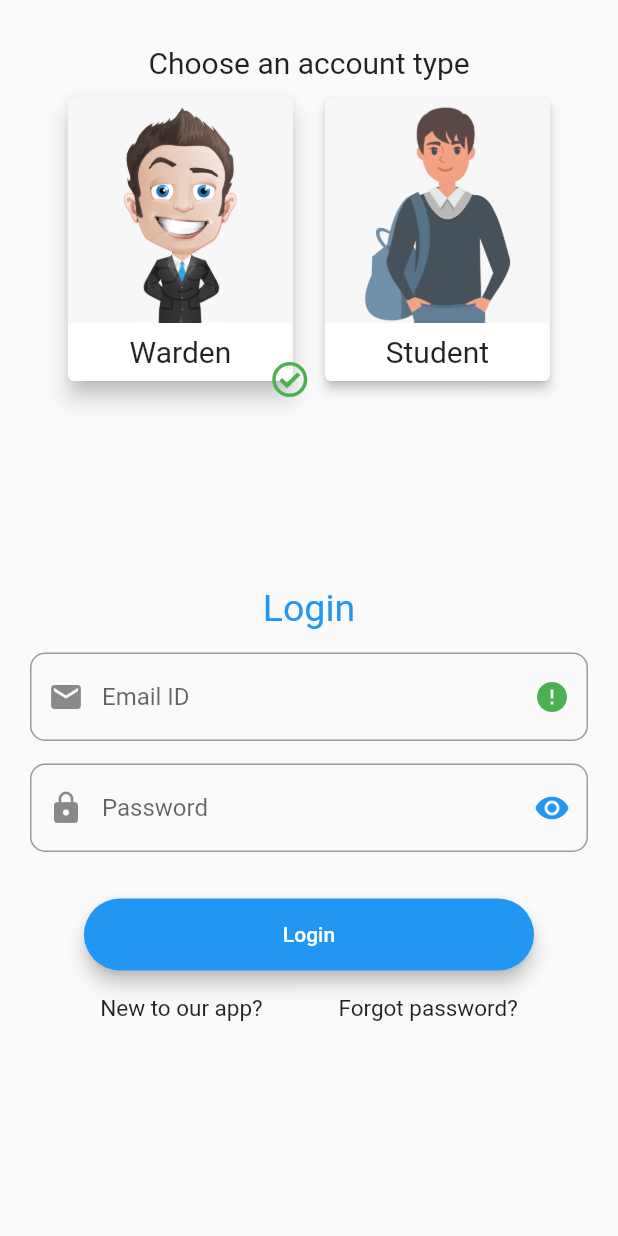
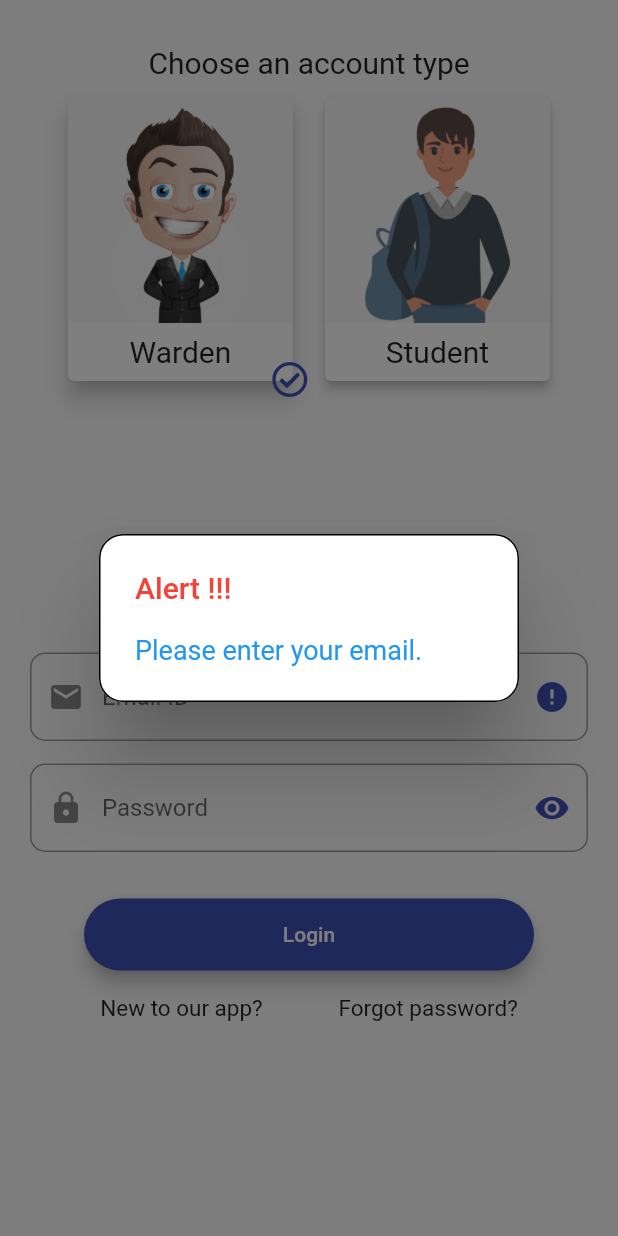
Before and after one commit to mandeep1999/vitcomplaint, a Flutter app: the screen it shows after launch, after a tap on "Warden", after a tap on "Forgot password?", on a phone screen of 412 x 824 dp. Run offline on Flutter 3.47's test engine with Material 2 defaults, Android fonts, the phone set to English and light mode, and no system bars; our stand-ins replace animated_text_kit, cloud_firestore, firebase_auth, firebase_storage, font_awesome_flutter, image_picker; accounts and stored records are empty; Roboto replaces fonts that are missing (Pacifico).

Commit message:
login done

```diff
--- a/lib/main.dart
+++ b/lib/main.dart
@@ -2,6 +2,8 @@ import 'package:flutter/material.dart';
 import 'package:provider/provider.dart';
 import 'package:vitcomplaint/theme/themes.dart';
 import 'screens/welcome_screen.dart';
+import 'screens/home.dart';
+import 'package:firebase_auth/firebase_auth.dart';
 void main() {
   runApp(
     ChangeNotifierProvider<ThemeNotifier>(create: (context) => ThemeNotifier(lightTheme),child: MyApp(),),
@@ -16,10 +18,22 @@ class MyApp extends StatelessWidget {
     return MaterialApp(
       title: 'Flutter Demo',
       theme: themeNotifier.getTheme(),
-      initialRoute: WelcomeScreen.id,
+      home: _getLandingPage(),
       routes: {
         WelcomeScreen.id : (context) => WelcomeScreen(),
+        Home.id : (context) => Home(),
       },
     );
   }
 }
+Widget _getLandingPage(){
+  return StreamBuilder<FirebaseUser>(
+    stream: FirebaseAuth.instance.onAuthStateChanged,
+    builder: (BuildContext context, snapshot) {
+      if (snapshot.hasData && (!snapshot.data.isAnonymous)) {
+        return Home();
+      }
+      return WelcomeScreen();
+    },
+  );
+}
--- a/lib/screens/welcome_screen.dart
+++ b/lib/screens/welcome_screen.dart
@@ -192,7 +192,7 @@ class _WelcomeScreenState extends State<WelcomeScreen>
                               Text(
                                 newLogin == true ? 'Sign Up' : 'Login',
                                 style: TextStyle(
-                                    fontSize: 25.0, color: Colors.blue),
+                                    fontSize: 25.0, color: Theme.of(context).primaryColor,),
                               ),
                               SizedBox(
                                 height: 15.0,
@@ -213,7 +213,7 @@ class _WelcomeScreenState extends State<WelcomeScreen>
                                     Icons.error,
                                     color: invalidEmail == true
                                         ? Colors.red
-                                        : Colors.green,
+                                        : Theme.of(context).primaryColor,
                                   ),
                                   border: OutlineInputBorder(
                                       borderRadius: BorderRadius.all(
@@ -240,7 +240,7 @@ class _WelcomeScreenState extends State<WelcomeScreen>
                                       child: Icon(
                                         Icons.remove_red_eye,
                                         color: obscurePassword == true
-                                            ? Colors.blue
+                                            ? Theme.of(context).primaryColor
                                             : Colors.green,
                                       )),
                                   prefixIcon: Icon(Icons.lock),
@@ -257,7 +257,7 @@ class _WelcomeScreenState extends State<WelcomeScreen>
                                       title: newLogin == true
                                           ? 'Sign up'
                                           : 'Login',
-                                      colour: Colors.blue,
+                                      colour: Theme.of(context).primaryColor,
                                       onPressed: invalidEmail == false
                                           ? () async {
                                               if (email != null &&
@@ -309,7 +309,8 @@ class _WelcomeScreenState extends State<WelcomeScreen>
                                   : RoundedButton(
                                       title: 'Loading...',
                                       onPressed: () {},
-                                      colour: Colors.blue,
+                                      colour: Theme.of(context).buttonColor,
+                                      textColor: Theme.of(context).primaryColor,
                                     ),
                               Row(
                                 mainAxisAlignment:
@@ -332,8 +333,13 @@ class _WelcomeScreenState extends State<WelcomeScreen>
                                   GestureDetector(
                                       onTap: () {
                                         if (email != null && email != '') {
+                                          setState(() {
+                                            showError('Email sent.');
+                                          });
                                           auth.resetPassword(email);
-                                        } else {}
+                                        } else {
+                                          showError('Please enter your email.');
+                                        }
                                       },
                                       child: Text(
                                         'Forgot password?',
--- a/lib/widgets/welcome_card.dart
+++ b/lib/widgets/welcome_card.dart
@@ -28,7 +28,7 @@ class WelcomeCard extends StatelessWidget {
                   right: -10,
                   child: FaIcon(
                     FontAwesomeIcons.checkCircle,
-                    color: Colors.green,
+                    color: Theme.of(context).primaryColor,
                   ),
                 )
                     : Container(
--- a/pubspec.yaml
+++ b/pubspec.yaml
@@ -34,6 +34,8 @@ dependencies:
   cloud_firestore: ^0.13.6
   font_awesome_flutter: ^8.8.1
   animated_text_kit: ^2.2.0
+  image_picker: ^0.6.7+2
+  firebase_storage: ^3.1.6
 
 dev_dependencies:
   flutter_test:
```
Also changed, not shown: lib/auth/auth.dart (+46 -44 lines), lib/components/home_screen.dart (added, +15 -0 lines), lib/provider/firebase_work.dart (added, +78 -0 lines), lib/screens/home.dart (added, +55 -0 lines), lib/theme/themes.dart (+12 -2 lines), pubspec.lock.
